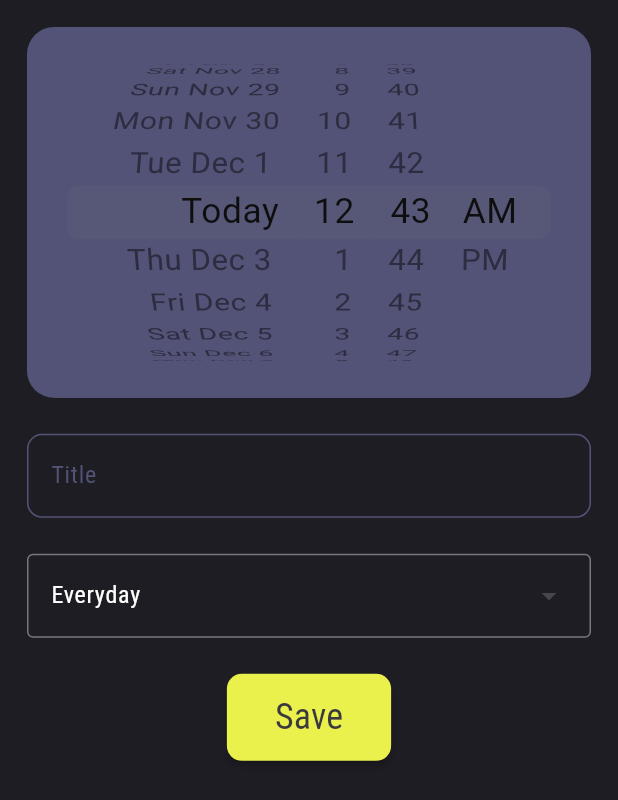
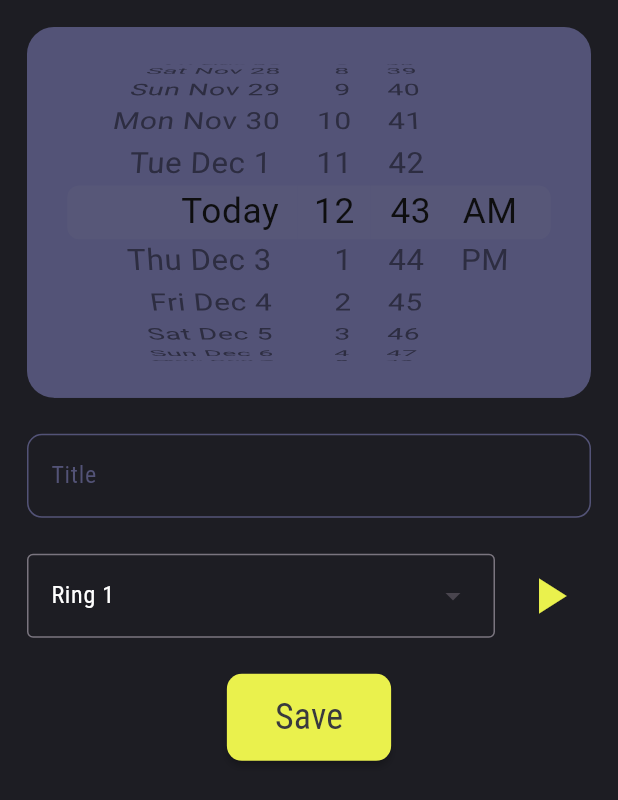
Before and after one commit to youssefhedefa/alarm_app, a Flutter app: the AddAlarm screen opened directly, on a phone screen of 412 x 824 dp. Shown: the top 800 px of the screen. Run offline on Flutter 3.47's test engine with Material 3 defaults, Android fonts, the light colour scheme and no system bars; our stand-ins replace just_audio.

Commit message:
Add ring tones.

```diff
--- /dev/null
+++ b/lib/helpers/audio_helper.dart
@@ -0,0 +1,5 @@
+abstract class AppAudioHelper {
+  static const String audio1Path = 'assets/alarm_sounds/1.mp3';
+  static const String audio2Path = 'assets/alarm_sounds/2.mp3';
+  static const String audio3Path = 'assets/alarm_sounds/3.mp3';
+}
--- a/lib/ui/home_screen.dart
+++ b/lib/ui/home_screen.dart
@@ -43,5 +43,4 @@ class HomeScreen extends StatelessWidget {
       ),
     );
   }
-
 }
--- a/lib/ui/widgets/add_alarm.dart
+++ b/lib/ui/widgets/add_alarm.dart
@@ -1,10 +1,27 @@
+import 'package:alarm_app/helpers/audio_helper.dart';
 import 'package:alarm_app/helpers/color_helper.dart';
 import 'package:alarm_app/helpers/text_style_helper.dart';
 import 'package:flutter/cupertino.dart';
 import 'package:flutter/material.dart';
+import 'package:just_audio/just_audio.dart';
 
-class AddAlarm extends StatelessWidget {
+class AddAlarm extends StatefulWidget {
   const AddAlarm({super.key});
+
+  @override
+  State<AddAlarm> createState() => _AddAlarmState();
+}
+
+class _AddAlarmState extends State<AddAlarm> {
+
+  late AudioPlayer audioPlayer;
+  bool isPlaying = false;
+
+  @override
+  void initState() {
+    audioPlayer = AudioPlayer();
+    super.initState();
+  }
 
   @override
   Widget build(BuildContext context) {
@@ -28,7 +45,9 @@ class AddAlarm extends StatelessWidget {
                     backgroundColor: AppColorHelper.disableColor,
                     minimumDate: DateTime.now(),
                     mode: CupertinoDatePickerMode.dateAndTime,
-                    onDateTimeChanged: (DateTime dateTime) {},
+                    onDateTimeChanged: (DateTime dateTime) {
+                      print(dateTime);
+                    },
                   ),
                 ),
                 const SizedBox(height: 24),
@@ -44,9 +63,11 @@ class AddAlarm extends StatelessWidget {
                   ),
                 ),
                 const SizedBox(height: 24),
+                Row(
+                  children: [
                     DropdownMenu(
                       menuHeight: 250,
-                  width: MediaQuery.of(context).size.width - 32,
+                      width: MediaQuery.of(context).size.width - 100,
                       initialSelection: 0,
                       textStyle: AppTextStyleHelper.font16whiteMedium,
                       menuStyle: MenuStyle(
@@ -55,14 +76,36 @@ class AddAlarm extends StatelessWidget {
                         ),
                       ),
                       onSelected: (int? value) {
-                    print(value);
+                        audioPlayer.setAsset(audioMap[value!]!);
                       },
-                  dropdownMenuEntries: dropDownItemMaker(
-                      items: ['Everyday', 'Weekdays', 'Weekends', 'Custom']),
+                      dropdownMenuEntries: dropDownItemMaker(items: [
+                        'Ring 1',
+                        'Ring 2',
+                        'Ring 3',
+                      ]),
+                    ),
+                    const Spacer(),
+                    IconButton(
+                      onPressed: () {
+                        isPlaying ? audioPlayer.pause() :  audioPlayer.play();
+                        setState(() {
+                          isPlaying = !isPlaying;
+                        });
+                      },
+                      icon: Icon(
+                        isPlaying ? Icons.pause : Icons.play_arrow,
+                        color: AppColorHelper.yellowColor,
+                        size: 40,
+                      ),
+                    ),
+                  ],
                 ),
                 const SizedBox(height: 24),
                 MaterialButton(
-                  onPressed: () {},
+                  onPressed: () async {
+                    audioPlayer.play();
+                    //playAudio();
+                  },
                   color: AppColorHelper.yellowColor,
                   shape: RoundedRectangleBorder(
                     borderRadius: BorderRadius.circular(10),
@@ -111,4 +154,11 @@ class AddAlarm extends StatelessWidget {
 
     return dropDownItems;
   }
+
+  Map<int,String> audioMap = {
+    0: AppAudioHelper.audio1Path,
+    1: AppAudioHelper.audio2Path,
+    2: AppAudioHelper.audio3Path,
+  };
+
 }
--- a/pubspec.yaml
+++ b/pubspec.yaml
@@ -15,6 +15,8 @@ dependencies:
   # The following adds the Cupertino Icons font to your application.
   # Use with the CupertinoIcons class for iOS style icons.
   cupertino_icons: ^1.0.2
+  #audioplayers: ^5.2.1
+  just_audio: ^0.9.39
 
 dev_dependencies:
   flutter_test:
@@ -29,6 +31,7 @@ flutter:
   # To add assets to your application, add an assets section, like this:
   assets:
     - assets/fonts/
+    - assets/alarm_sounds/
   #   - images/a_dot_ham.jpeg
 
   # An image asset can refer to one or more resolution-specific "variants", see
```
Also changed, not shown: lib/main.dart (+5 -3 lines), pubspec.lock, 1 other file. Lines whose indentation alone changed are shown as unchanged.
